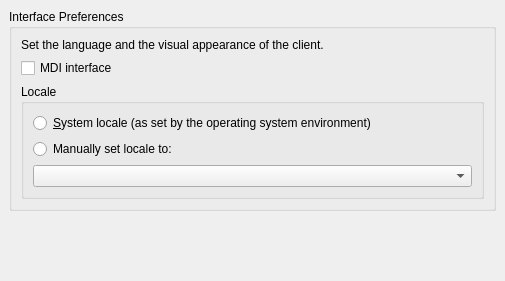
First picture: the form in qt/PreferencesDialogInterface.ui, repository Wolframe/qtClient, before the edit.
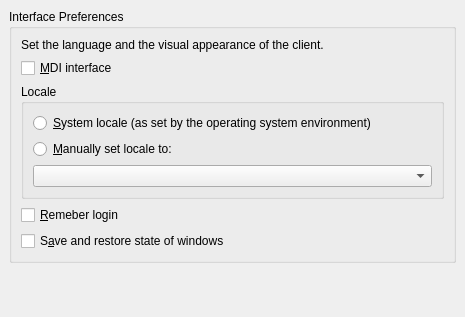
Second picture: the form after the edit.

Commit message: qtclient: implemented windows/widget state storage and restore

Diff of the .ui file:
```diff
--- a/qt/PreferencesDialogInterface.ui
+++ b/qt/PreferencesDialogInterface.ui
@@ -6,8 +6,8 @@
    <rect>
     <x>0</x>
     <y>0</y>
-    <width>505</width>
-    <height>281</height>
+    <width>465</width>
+    <height>317</height>
    </rect>
   </property>
   <layout class="QGridLayout">
@@ -35,14 +35,10 @@
      <property name="title">
       <string>Interface Preferences</string>
      </property>
+     <property name="flat">
+      <bool>false</bool>
+     </property>
      <layout class="QGridLayout" name="gridLayout_3">
-      <item row="1" column="0">
-       <widget class="QCheckBox" name="mdi">
-        <property name="text">
-         <string>MDI interface</string>
-        </property>
-       </widget>
-      </item>
       <item row="3" column="0">
        <widget class="QGroupBox" name="groupBox">
         <property name="title">
@@ -59,7 +55,7 @@
          <item row="1" column="0">
           <widget class="QRadioButton" name="manualLocale">
            <property name="text">
-            <string>Manually set locale to:</string>
+            <string>&amp;Manually set locale to:</string>
            </property>
           </widget>
          </item>
@@ -79,6 +75,27 @@
         </property>
        </widget>
       </item>
+      <item row="1" column="0">
+       <widget class="QCheckBox" name="mdi">
+        <property name="text">
+         <string>&amp;MDI interface</string>
+        </property>
+       </widget>
+      </item>
+      <item row="4" column="0">
+       <widget class="QCheckBox" name="rememberLogin">
+        <property name="text">
+         <string>&amp;Remeber login</string>
+        </property>
+       </widget>
+      </item>
+      <item row="5" column="0">
+       <widget class="QCheckBox" name="saveRestoreState">
+        <property name="text">
+         <string>S&amp;ave and restore state of windows</string>
+        </property>
+       </widget>
+      </item>
      </layout>
     </widget>
    </item>
```
Left out of the diff: 2 changed lines with no effect on the pictures. The commit also changes 7 other files.
